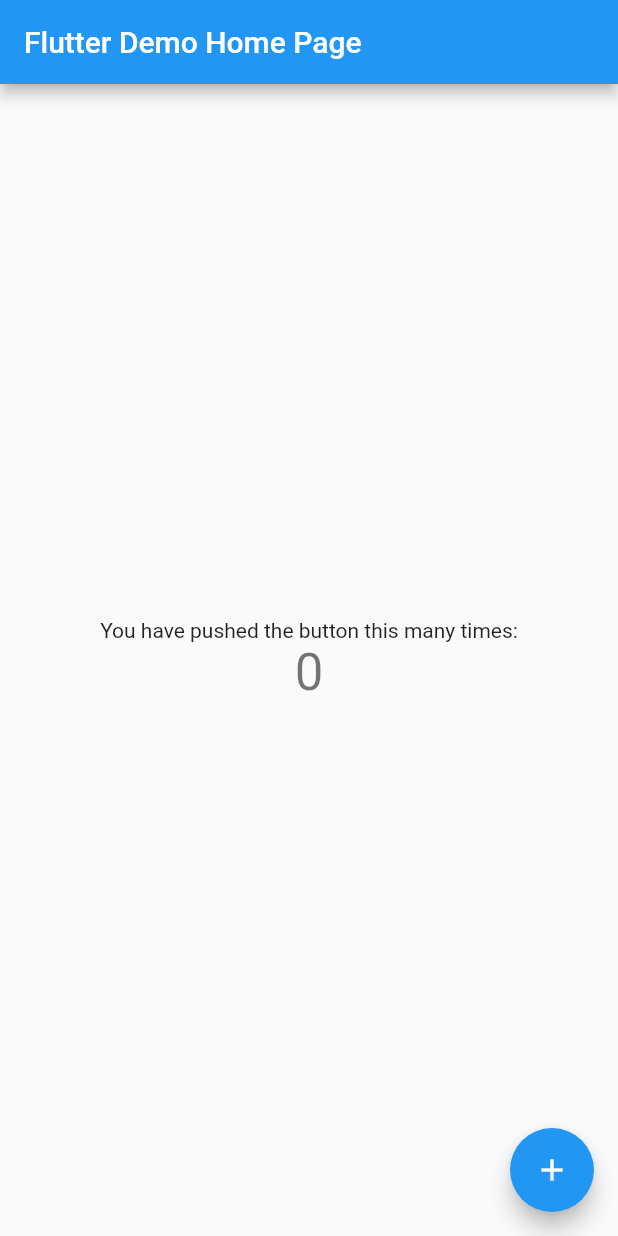
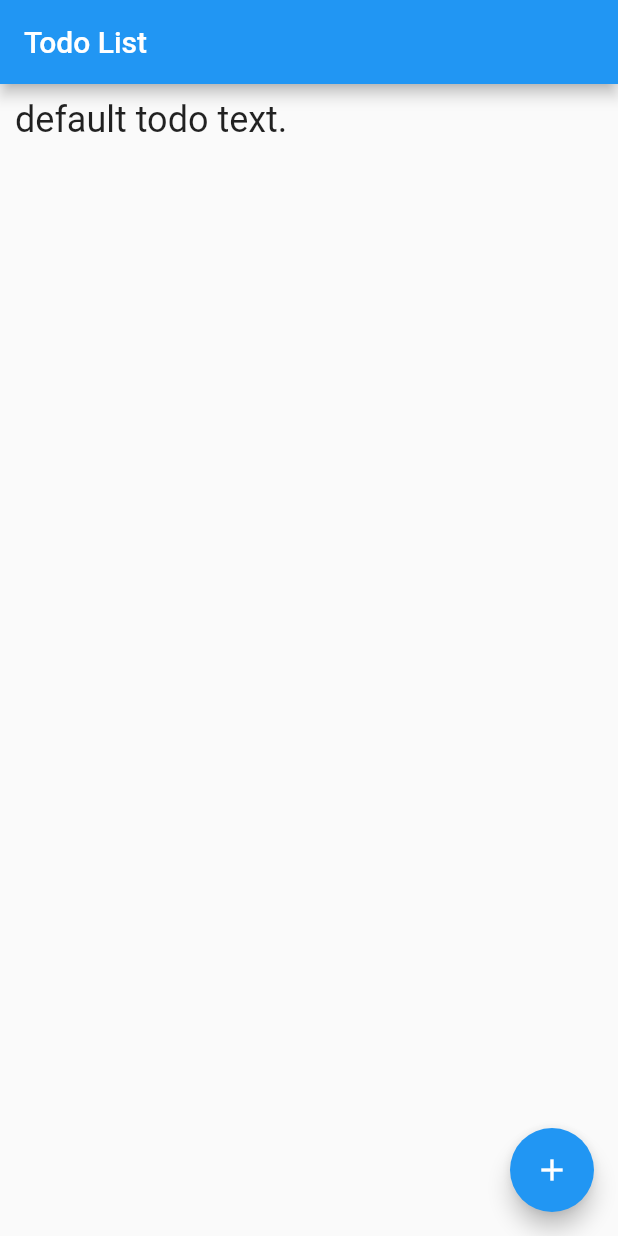
Before and after one commit to napoleon-na/FlutterTodo, a Flutter app: the screen it shows after launch, on a phone screen of 412 x 824 dp. Run offline on Flutter 3.47's test engine with Material 2 defaults, Android fonts, the phone set to English and light mode, and no system bars.

Commit message:
Update to add ListView and default todo text in it

```diff
--- a/lib/main.dart
+++ b/lib/main.dart
@@ -7,34 +7,14 @@ class MyApp extends StatelessWidget {
   @override
   Widget build(BuildContext context) {
     return new MaterialApp(
-      title: 'Flutter Demo',
-      theme: new ThemeData(
-        // This is the theme of your application.
-        //
-        // Try running your application with "flutter run". You'll see the
-        // application has a blue toolbar. Then, without quitting the app, try
-        // changing the primarySwatch below to Colors.green and then invoke
-        // "hot reload" (press "r" in the console where you ran "flutter run",
-        // or press Run > Flutter Hot Reload in IntelliJ). Notice that the
-        // counter didn't reset back to zero; the application is not restarted.
-        primarySwatch: Colors.blue,
-      ),
-      home: new MyHomePage(title: 'Flutter Demo Home Page'),
+      title: 'Todo',
+      home: new MyHomePage(title: 'Todo List'),
     );
   }
 }
 
 class MyHomePage extends StatefulWidget {
   MyHomePage({Key key, this.title}) : super(key: key);
-
-  // This widget is the home page of your application. It is stateful, meaning
-  // that it has a State object (defined below) that contains fields that affect
-  // how it looks.
-
-  // This class is the configuration for the state. It holds the values (in this
-  // case the title) provided by the parent (in this case the App widget) and
-  // used by the build method of the State. Fields in a Widget subclass are
-  // always marked "final".
 
   final String title;
 
@@ -43,67 +23,37 @@ class MyHomePage extends StatefulWidget {
 }
 
 class _MyHomePageState extends State<MyHomePage> {
-  int _counter = 0;
+  List<Widget> _todoList = [];
 
   void _incrementCounter() {
-    setState(() {
-      // This call to setState tells the Flutter framework that something has
-      // changed in this State, which causes it to rerun the build method below
-      // so that the display can reflect the updated values. If we changed
-      // _counter without calling setState(), then the build method would not be
-      // called again, and so nothing would appear to happen.
-      _counter++;
-    });
+    // TODO: show modal to add new todo item
   }
 
   @override
   Widget build(BuildContext context) {
-    // This method is rerun every time setState is called, for instance as done
-    // by the _incrementCounter method above.
-    //
-    // The Flutter framework has been optimized to make rerunning build methods
-    // fast, so that you can just rebuild anything that needs updating rather
-    // than having to individually change instances of widgets.
     return new Scaffold(
       appBar: new AppBar(
-        // Here we take the value from the MyHomePage object that was created by
-        // the App.build method, and use it to set our appbar title.
         title: new Text(widget.title),
       ),
-      body: new Center(
-        // Center is a layout widget. It takes a single child and positions it
-        // in the middle of the parent.
-        child: new Column(
-          // Column is also layout widget. It takes a list of children and
-          // arranges them vertically. By default, it sizes itself to fit its
-          // children horizontally, and tries to be as tall as its parent.
-          //
-          // Invoke "debug paint" (press "p" in the console where you ran
-          // "flutter run", or select "Toggle Debug Paint" from the Flutter tool
-          // window in IntelliJ) to see the wireframe for each widget.
-          //
-          // Column has various properties to control how it sizes itself and
-          // how it positions its children. Here we use mainAxisAlignment to
-          // center the children vertically; the main axis here is the vertical
-          // axis because Columns are vertical (the cross axis would be
-          // horizontal).
-          mainAxisAlignment: MainAxisAlignment.center,
-          children: <Widget>[
-            new Text(
-              'You have pushed the button this many times:',
-            ),
-            new Text(
-              '$_counter',
-              style: Theme.of(context).textTheme.display1,
-            ),
-          ],
-        ),
-      ),
+      body: ListView(children: _getTodoList()),
       floatingActionButton: new FloatingActionButton(
         onPressed: _incrementCounter,
         tooltip: 'Increment',
         child: new Icon(Icons.add),
-      ), // This trailing comma makes auto-formatting nicer for build methods.
+      ),
     );
   }
+
+  _getTodoList() {
+    _todoList.add(
+      Padding(
+        padding: new EdgeInsets.all(10.0),
+        child: new Text(
+          'default todo text.',
+          style: TextStyle(fontSize: 24.0),
+        )
+      )
+    );
+    return _todoList;
+  }
 }
```
